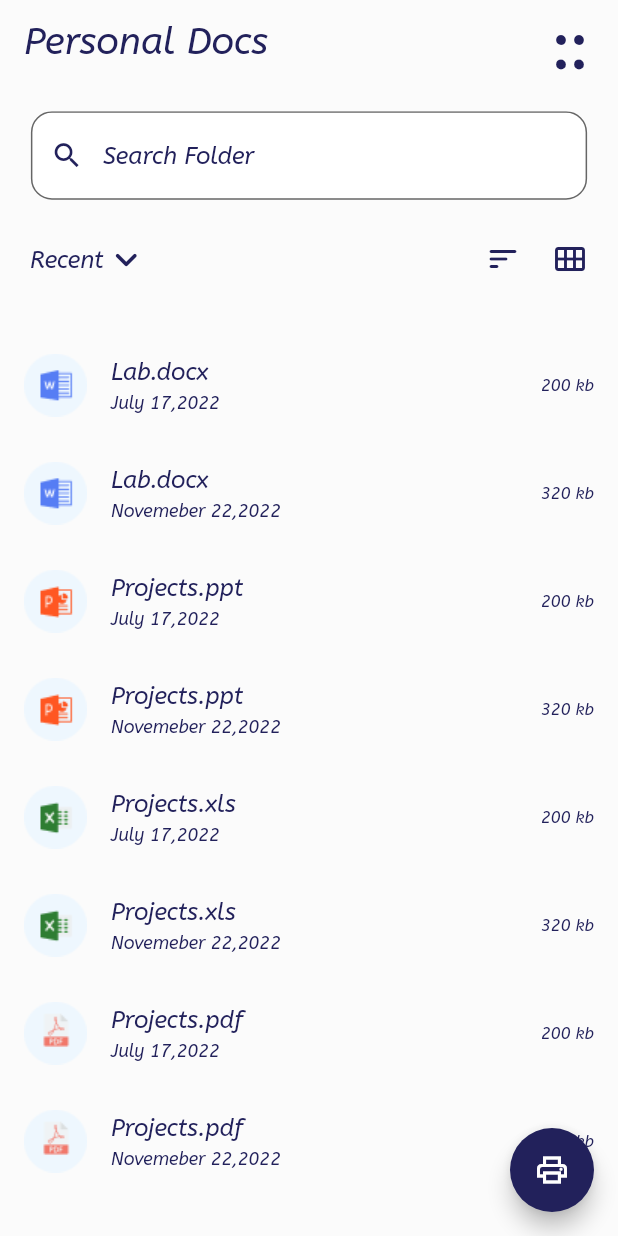
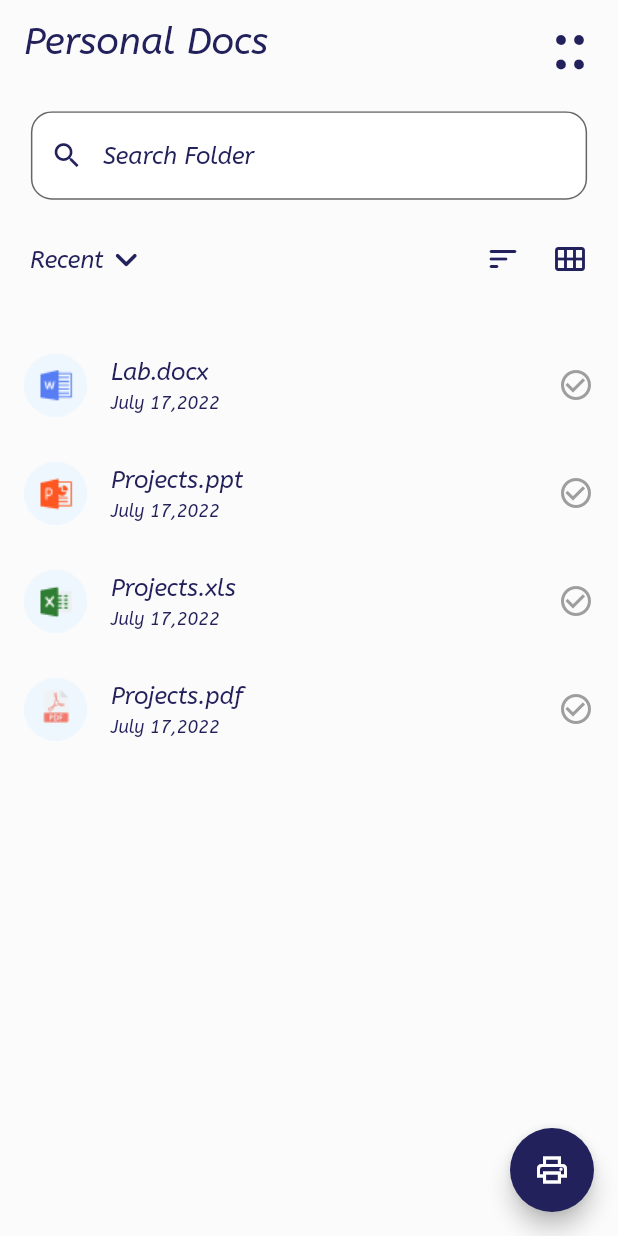
Before and after one commit to Mahi-Badaya/PrintBox-DuHacks, a Flutter app: the PersonalProjects screen opened directly, on a phone screen of 412 x 824 dp. Run offline on Flutter 3.47's test engine with Material 2 defaults, Android fonts, the phone set to English and light mode, and no system bars.

Commit message:
added checkbox :)

```diff
--- /dev/null
+++ b/lib/Components/model.dart
@@ -0,0 +1,6 @@
+class FileDetails{
+  String images,names;
+  bool isSelected;
+
+  FileDetails(this.names,this.images,this.isSelected);
+}
--- a/lib/Screens/PersonalProjects.dart
+++ b/lib/Screens/PersonalProjects.dart
@@ -1,9 +1,44 @@
 import 'package:flutter/material.dart';
+import 'package:printbox/Components/model.dart';
 import 'package:printbox/Components/search.dart';
 import 'package:printbox/Screens/shopkeeperSelection.dart';
 
-class PersonalProjects extends StatelessWidget {
+class PersonalProjects extends StatefulWidget {
   const PersonalProjects({Key? key}) : super(key: key);
+
+  @override
+  State<PersonalProjects> createState() => _PersonalProjectsState();
+}
+
+class _PersonalProjectsState extends State<PersonalProjects> {
+
+  List<FileDetails> files =[
+    FileDetails( 'assets/icons/docx.png', 'Lab.docx',false),
+    FileDetails( 'assets/icons/ppt.png','Projects.ppt', false),
+    FileDetails('assets/icons/excel.png', 'Projects.xls', false),
+    FileDetails( 'assets/icons/pdf.png','Projects.pdf', false),
+  ];
+
+  Widget FileItem(String names, String images, bool isSelected, int index){
+    return ListTile(
+      leading: Image.asset(images),
+      title: Text(names,style: TextStyle(color: Color(0xff22215b),fontStyle: FontStyle.italic,fontSize: 16),),
+      subtitle: Text('July 17,2022',style: TextStyle(color: Color(0xff22215b),fontStyle: FontStyle.italic,fontSize: 12)),
+      trailing: isSelected ? Icon(Icons.check_circle , color: Colors.green[700],) : Icon(Icons.check_circle_outline, color: Colors.grey,),
+      onTap: (){
+        setState ((){
+          files[index].isSelected = !files[index].isSelected;
+          if( files[index]. isSelected == true){
+            selectedFiles.add(FileDetails(names, images, true));
+          }else if(files[index]. isSelected == false){
+            selectedFiles.removeWhere ((element) => element.names == files[index].names);
+          }
+        });
+      },
+    );
+  }
+
+  List <FileDetails> selectedFiles = [];
 
   @override
   Widget build(BuildContext context) {
@@ -45,24 +80,9 @@ class PersonalProjects extends StatelessWidget {
           SizedBox(height: height*0.04,),
           Expanded(
             child: ListView.builder(
-                itemCount: 4,
+                itemCount: files.length,
                 itemBuilder: (context, index) {
-                  return Column(
-                    children: [
-                      ListTile(
-                        leading: Image.asset(images[index]),
-                        title: Text(names[index],style: TextStyle(color: Color(0xff22215b),fontStyle: FontStyle.italic,fontSize: 16),),
-                        subtitle: Text('July 17,2022',style: TextStyle(color: Color(0xff22215b),fontStyle: FontStyle.italic,fontSize: 12)),
-                        trailing: Text('200 kb',style: TextStyle(color: Color(0xff22215b),fontStyle: FontStyle.italic,fontSize: 11)),
-                      ),
-                      ListTile(
-                        leading: Image.asset(images[index]),
-                        title: Text(names[index],style: TextStyle(color: Color(0xff22215b),fontStyle: FontStyle.italic,fontSize: 16),),
-                        subtitle: Text('Novemeber 22,2022',style: TextStyle(color: Color(0xff22215b),fontStyle: FontStyle.italic,fontSize: 12)),
-                        trailing: Text('320 kb',style: TextStyle(color: Color(0xff22215b),fontStyle: FontStyle.italic,fontSize: 11)),
-                      ),
-                    ],
-                  );
+                  return FileItem(files[index].images,files[index].names,files[index].isSelected, index);
                 }),
           ),
         ],
@@ -75,5 +95,3 @@ class PersonalProjects extends StatelessWidget {
     );
   }
 }
-List<String> images = ["assets/icons/docx.png", "assets/icons/ppt.png", "assets/icons/excel.png","assets/icons/pdf.png"];
-List<String> names = ['Lab.docx', 'Projects.ppt', 'Projects.xls','Projects.pdf'];
```
